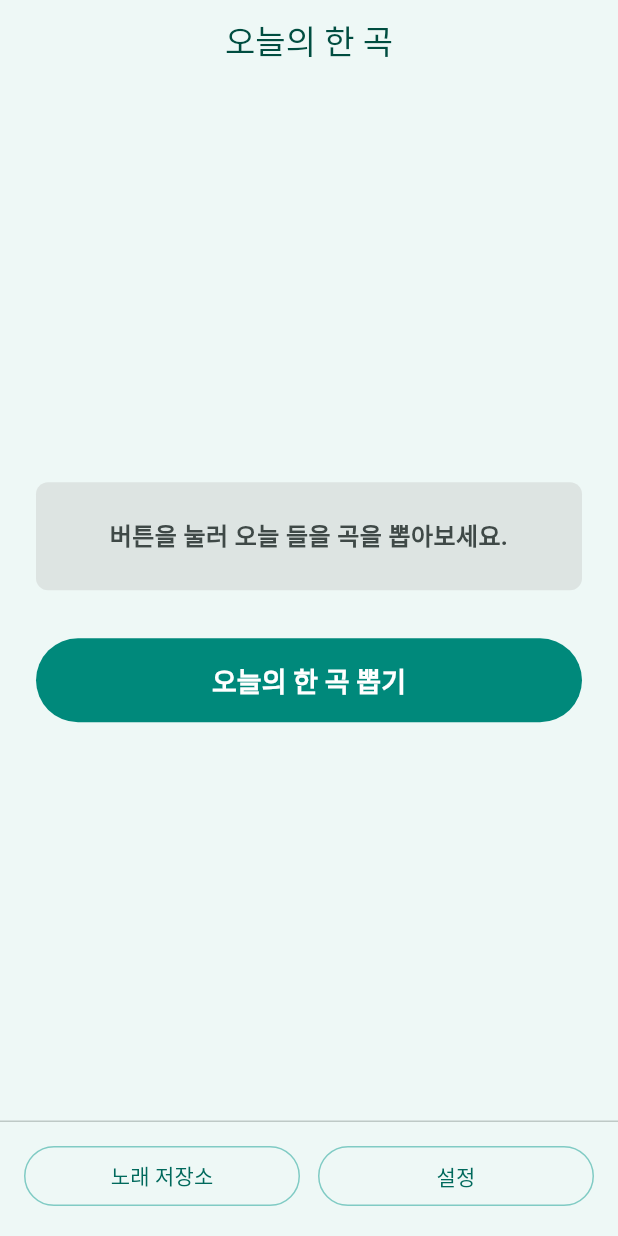
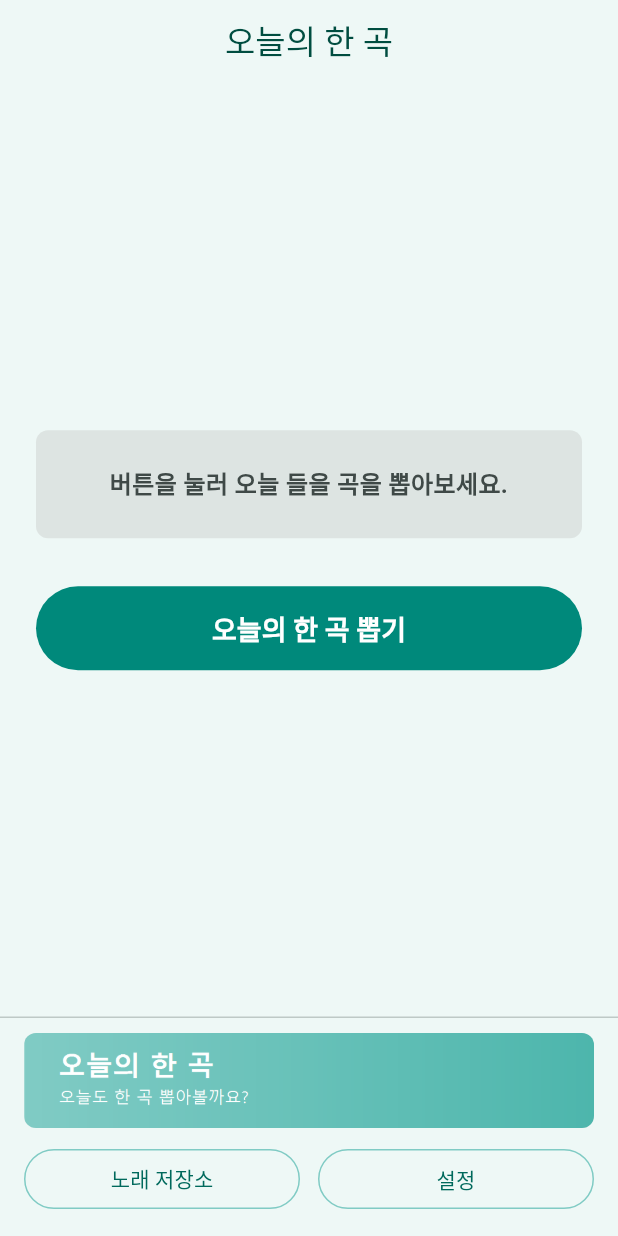
Before and after one commit to kehini20/today_music, a Flutter app: the screen it shows after launch, after a tap on "샘플곡", on a phone screen of 412 x 824 dp. Run offline on Flutter 3.47's test engine with Material 3 defaults, Android fonts, the phone set to English and light mode, and no system bars; our stand-ins replace file_picker, share_plus, shared_preferences; missing offline and left inert: file_saver; network calls fail.

Commit message:
Add remote bottom ad config

```diff
--- a/lib/main.dart
+++ b/lib/main.dart
@@ -12,6 +12,7 @@ import 'package:url_launcher/url_launcher.dart';
 
 import 'sample_songs.dart';
 import 'song.dart';
+import 'sponsor_ad.dart';
 
 void main() {
   runApp(const TodayMusicApp());
@@ -158,6 +159,7 @@ class _TodaySongPageState extends State<TodaySongPage> {
   List<Song> _songs = [];
   final TextEditingController _shareTextController = TextEditingController();
   Song? _selectedSong;
+  SponsorAd _bottomAd = fallbackBottomAd;
   String _defaultShareMessage = '';
   bool _includeTodayTag = true;
   bool _includeSongLink = true;
@@ -166,6 +168,7 @@ class _TodaySongPageState extends State<TodaySongPage> {
   void initState() {
     super.initState();
     _loadSavedSongs();
+    _loadBottomAd();
   }
 
   @override
@@ -202,6 +205,17 @@ class _TodaySongPageState extends State<TodaySongPage> {
 
   void _saveSongs() {
     SongStorage.saveSongs(_songs);
+  }
+
+  Future<void> _loadBottomAd() async {
+    final bottomAd = await loadBottomSponsorAd();
+    if (!mounted) {
+      return;
+    }
+
+    setState(() {
+      _bottomAd = bottomAd;
+    });
   }
 
   Future<void> _showSampleSongsPromptDialog() async {
@@ -426,6 +440,37 @@ class _TodaySongPageState extends State<TodaySongPage> {
     }
 
     final rawLink = song.link.trim();
+    final normalizedLink = rawLink.contains('://')
+        ? rawLink
+        : 'https://$rawLink';
+    final uri = Uri.tryParse(normalizedLink);
+
+    if (uri == null || !uri.hasScheme) {
+      _showRootSnackBar('링크를 열 수 없습니다.');
+      return;
+    }
+
+    try {
+      final didLaunch = await launchUrl(
+        uri,
+        mode: LaunchMode.externalApplication,
+        webOnlyWindowName: '_blank',
+      );
+
+      if (!didLaunch) {
+        _showRootSnackBar('링크를 열 수 없습니다.');
+      }
+    } catch (_) {
+      _showRootSnackBar('링크를 열 수 없습니다.');
+    }
+  }
+
+  Future<void> _openSponsorAdLink(SponsorAd ad) async {
+    final rawLink = ad.linkUrl.trim();
+    if (rawLink.isEmpty) {
+      return;
+    }
+
     final normalizedLink = rawLink.contains('://')
         ? rawLink
         : 'https://$rawLink';
@@ -1426,7 +1471,7 @@ class _TodaySongPageState extends State<TodaySongPage> {
         bottomNavigationBar: SafeArea(
           top: false,
           child: Container(
-            padding: const EdgeInsets.fromLTRB(16, 12, 16, 16),
+            padding: const EdgeInsets.fromLTRB(16, 10, 16, 14),
             decoration: BoxDecoration(
               color: Theme.of(context).colorScheme.surface,
               border: Border(
@@ -1435,7 +1480,17 @@ class _TodaySongPageState extends State<TodaySongPage> {
                 ),
               ),
             ),
-            child: Row(
+            child: Column(
+              mainAxisSize: MainAxisSize.min,
+              children: [
+                if (_bottomAd.enabled) ...[
+                  SponsorBottomBanner(
+                    ad: _bottomAd,
+                    onTap: () => _openSponsorAdLink(_bottomAd),
+                  ),
+                  const SizedBox(height: 10),
+                ],
+                Row(
                   children: [
                     Expanded(
                       child: OutlinedButton(
@@ -1449,6 +1504,8 @@ class _TodaySongPageState extends State<TodaySongPage> {
                         onPressed: _showSettingsDialog,
                         child: const Text('설정'),
                       ),
+                    ),
+                  ],
                 ),
               ],
             ),
@@ -2130,6 +2187,77 @@ class _CompactShareCheck extends StatelessWidget {
   }
 }
 
+class SponsorBottomBanner extends StatelessWidget {
+  final SponsorAd ad;
+  final VoidCallback onTap;
+
+  const SponsorBottomBanner({super.key, required this.ad, required this.onTap});
+
+  @override
+  Widget build(BuildContext context) {
+    final colorScheme = Theme.of(context).colorScheme;
+    final hasLink = ad.linkUrl.trim().isNotEmpty;
+    final label = [
+      ad.title.trim(),
+      ad.message.trim(),
+    ].where((text) => text.isNotEmpty).join(' ');
+
+    return Semantics(
+      button: hasLink,
+      label: label.isEmpty ? '홍보 배너' : label,
+      child: Material(
+        color: colorScheme.surfaceContainerHigh,
+        borderRadius: BorderRadius.circular(8),
+        clipBehavior: Clip.antiAlias,
+        child: InkWell(
+          onTap: hasLink ? onTap : null,
+          child: AspectRatio(
+            aspectRatio: 6,
+            child: _SponsorAdImage(imageUrl: ad.imageUrl),
+          ),
+        ),
+      ),
+    );
+  }
+}
+
+class _SponsorAdImage extends StatelessWidget {
+  final String imageUrl;
+
+  const _SponsorAdImage({required this.imageUrl});
+
+  @override
+  Widget build(BuildContext context) {
+    if (imageUrl.trim().isEmpty) {
+      return const _FallbackSponsorAdImage();
+    }
+
+    return Image.network(
+      imageUrl.trim(),
+      fit: BoxFit.cover,
+      errorBuilder: (context, error, stackTrace) {
+        return const _FallbackSponsorAdImage();
+      },
+      loadingBuilder: (context, child, loadingProgress) {
+        if (loadingProgress == null) {
+          return child;
+        }
+
+        return const _FallbackSponsorAdImage();
+      },
+    );
+  }
+}
+
+class _FallbackSponsorAdImage extends StatelessWidget {
+  const _FallbackSponsorAdImage();
+
+  @override
+  Widget build(BuildContext context) {
+    return Image.asset(fallbackBottomAdAssetPath, fit: BoxFit.cover);
+  }
+}
+
 class SongResultCard extends StatelessWidget {
   final Song? song;
 
--- a/lib/sample_songs.dart
+++ b/lib/sample_songs.dart
@@ -2,72 +2,72 @@ import 'song.dart';
 
 const List<Song> sampleSongs = [
   Song(
-    artist: '엔플라잉',
-    title: '샘플곡 1',
-    memo: '샘플 데이터입니다. 최종 빌드 전 수정 예정입니다.',
-    tags: ['#엔플라잉', '#밴드'],
-    link: '',
+    artist: 'N.Flying',
+    title: '환절기',
+    memo: '',
+    tags: ['#엔플라잉'],
+    link: 'https://youtu.be/99arhk9wdNE?si=9qVEgMFTzRAe63pj',
   ),
   Song(
-    artist: '엔플라잉',
-    title: '샘플곡 2',
-    memo: '샘플 데이터입니다. 최종 빌드 전 수정 예정입니다.',
+    artist: 'N.Flying',
+    title: 'Flashback',
+    memo: '',
     tags: ['#엔플라잉'],
-    link: '',
+    link: 'https://youtu.be/b3xubrV7nnk?si=iJEEBndvqwEiohMZ',
   ),
   Song(
     artist: '원위',
-    title: '샘플곡 1',
-    memo: '샘플 데이터입니다. 최종 빌드 전 수정 예정입니다.',
+    title: '야행성',
+    memo: '',
     tags: ['#원위', '#밴드'],
     link: '',
   ),
   Song(
     artist: '원위',
-    title: '샘플곡 2',
-    memo: '샘플 데이터입니다. 최종 빌드 전 수정 예정입니다.',
+    title: '비를 몰고 오는 소년',
+    memo: '',
     tags: ['#원위'],
     link: '',
   ),
   Song(
     artist: '터치드',
-    title: '샘플곡 1',
-    memo: '샘플 데이터입니다. 최종 빌드 전 수정 예정입니다.',
+    title: 'Highlight',
+    memo: '',
     tags: ['#터치드', '#밴드'],
     link: '',
   ),
   Song(
     artist: '터치드',
-    title: '샘플곡 2',
-    memo: '샘플 데이터입니다. 최종 빌드 전 수정 예정입니다.',
+    title: '야경',
+    memo: '',
     tags: ['#터치드'],
     link: '',
   ),
   Song(
-    artist: '엑스디너리 히어로즈',
-    title: '샘플곡 1',
-    memo: '샘플 데이터입니다. 최종 빌드 전 수정 예정입니다.',
+    artist: 'Xdinary Heroes',
+    title: 'save me',
+    memo: '',
     tags: ['#XdinaryHeroes', '#밴드'],
     link: '',
   ),
   Song(
-    artist: '엑스디너리 히어로즈',
-    title: '샘플곡 2',
-    memo: '샘플 데이터입니다. 최종 빌드 전 수정 예정입니다.',
+    artist: 'Xdinary Heroes',
+    title: 'fire',
+    memo: '',
     tags: ['#XdinaryHeroes'],
     link: '',
   ),
   Song(
     artist: '극동아시아타이거즈',
-    title: '샘플곡 1',
-    memo: '샘플 데이터입니다. 최종 빌드 전 수정 예정입니다.',
+    title: '다시 다시 만나',
+    memo: '',
     tags: ['#극동아시아타이거즈', '#밴드'],
     link: '',
   ),
   Song(
     artist: '극동아시아타이거즈',
-    title: '샘플곡 2',
-    memo: '샘플 데이터입니다. 최종 빌드 전 수정 예정입니다.',
+    title: '오늘은 비가 와도 좋을 것 같아',
+    memo: '',
     tags: ['#극동아시아타이거즈'],
     link: '',
   ),
--- /dev/null
+++ b/lib/sponsor_ad.dart
@@ -0,0 +1,65 @@
+import 'dart:convert';
+
+import 'package:flutter/services.dart';
+
+const String adConfigUrl =
+    'https://TDM_NETLIFY_URL.netlify.app/ads/ad_config.json';
+
+const String fallbackBottomAdAssetPath =
+    'assets/ads/ad_tdm_bottom_fallback.png';
+
+class SponsorAd {
+  final bool enabled;
+  final String title;
+  final String message;
+  final String imageUrl;
+  final String linkUrl;
+
+  const SponsorAd({
+    required this.enabled,
+    required this.title,
+    required this.message,
+    required this.imageUrl,
+    required this.linkUrl,
+  });
+
+  factory SponsorAd.fromJson(Map<String, Object?> json) {
+    return SponsorAd(
+      enabled: json['enabled'] == true,
+      title: json['title']?.toString().trim() ?? '',
+      message: json['message']?.toString().trim() ?? '',
+      imageUrl: json['imageUrl']?.toString().trim() ?? '',
+      linkUrl: json['linkUrl']?.toString().trim() ?? '',
+    );
+  }
+}
+
+const SponsorAd fallbackBottomAd = SponsorAd(
+  enabled: true,
+  title: '오늘의 한 곡',
+  message: '오늘도 한 곡 뽑아볼까요?',
+  imageUrl: '',
+  linkUrl: '',
+);
+
+Future<SponsorAd> loadBottomSponsorAd({String configUrl = adConfigUrl}) async {
+  try {
+    final rawJson = await NetworkAssetBundle(
+      Uri.parse(configUrl),
+    ).loadString('');
+    final decoded = jsonDecode(rawJson);
+
+    if (decoded is! Map) {
+      return fallbackBottomAd;
+    }
+
+    final bottomAdJson = decoded['bottomAd'];
+    if (bottomAdJson is! Map) {
+      return fallbackBottomAd;
+    }
+
+    return SponsorAd.fromJson(Map<String, Object?>.from(bottomAdJson));
+  } catch (_) {
+    return fallbackBottomAd;
+  }
+}
--- /dev/null
+++ b/public/ads/ad_config.json
@@ -0,0 +1,9 @@
+{
+  "bottomAd": {
+    "enabled": true,
+    "title": "오늘의 한 곡",
+    "message": "오늘도 한 곡 뽑아볼까요?",
+    "imageUrl": "https://tangerine-nougat-072e10.netlify.app/ads/ad_tdm_bottom_self_001.png",
+    "linkUrl": ""
+  }
+}
--- a/pubspec.yaml
+++ b/pubspec.yaml
@@ -64,7 +64,8 @@ flutter:
   uses-material-design: true
 
   # To add assets to your application, add an assets section, like this:
-  # assets:
+  assets:
+    - assets/ads/
   #   - images/a_dot_burr.jpeg
   #   - images/a_dot_ham.jpeg
 
```
Also changed, not shown: assets/ads/ad_tdm_bottom_fallback.png (added), public/ads/ad_tdm_bottom_self_001.png (added). Lines whose indentation alone changed are shown as unchanged.
